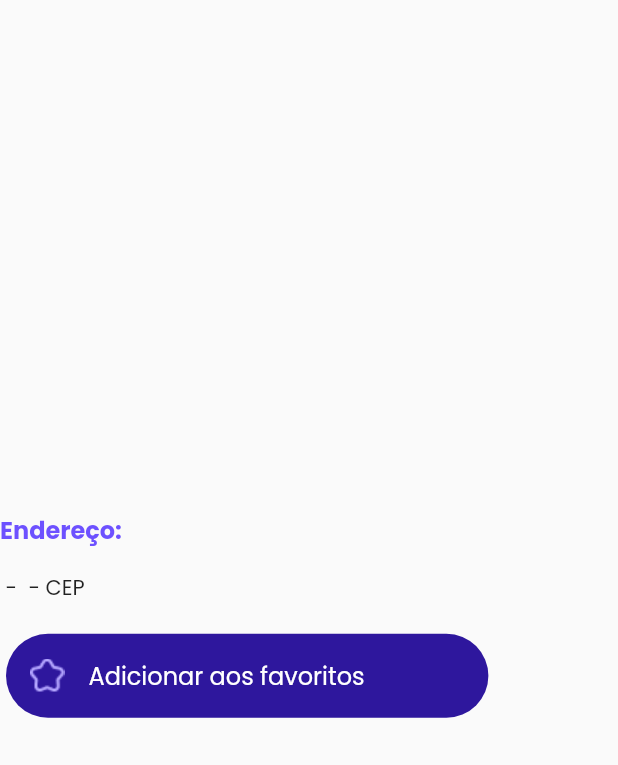
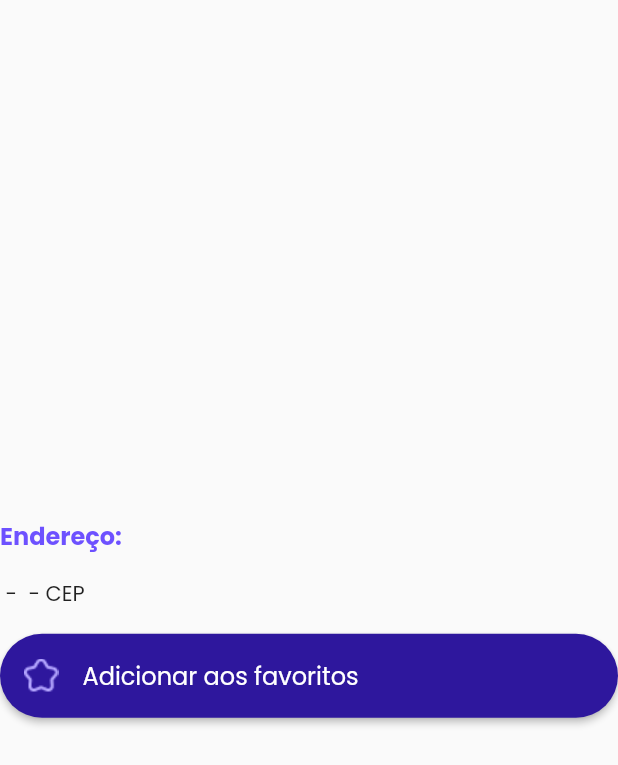
Before and after one commit to dugf/repo-mepoupe-case, a Flutter app: the AddressReturnZipcode widget shown alone on an empty page, opened directly with empty values, on a phone screen of 412 x 824 dp. Shown: the top 765 px of the screen. Run offline on Flutter 3.47's test engine with Material 2 defaults, Android fonts, the phone set to English and light mode, and no system bars; our stand-ins replace dio, mask_text_input_formatter, sqflite; accounts and stored records are empty.

Commit message:
Criado na tela favorite a persistência e exclusão de dados dos CEPs favoritos

```diff
--- a/app_mepoupe/lib/bloc/address_manager.dart
+++ b/app_mepoupe/lib/bloc/address_manager.dart
@@ -13,7 +13,7 @@ class AddressManager extends ChangeNotifier {
     final ViaCepService viaCepAddress = ViaCepService();
     try {
       final addressViaCep = await viaCepAddress.getAddressFromCEP(cep);
-      print('ENDERECO $address');
+      print('ENDERECO ${address?.zipCode}');
       address = Address(
         street: addressViaCep.logradouro,
         district: addressViaCep.bairro,
--- a/app_mepoupe/lib/main.dart
+++ b/app_mepoupe/lib/main.dart
@@ -16,7 +16,10 @@ class MyApp extends StatelessWidget {
     return MultiProvider(
       providers: [
         ChangeNotifierProvider(create: (context) => ScreenIndexProvider()),
-        ChangeNotifierProvider(create: (context) => AddressManager()),
+        ChangeNotifierProvider(
+          create: (context) => AddressManager(),
+          lazy: false,
+        ),
       ],
       child: MaterialApp(
         debugShowCheckedModeBanner: false,
--- a/app_mepoupe/lib/views/widgets/address_return_zipcode.dart
+++ b/app_mepoupe/lib/views/widgets/address_return_zipcode.dart
@@ -1,11 +1,19 @@
 import 'package:app_mepoupe/bloc/address.dart';
+import 'package:app_mepoupe/bloc/address_manager.dart';
 import 'package:flutter/material.dart';
+import 'package:provider/provider.dart';
 
-class AddressReturnZipcode extends StatelessWidget {
+class AddressReturnZipcode extends StatefulWidget {
   final Address address;
   const AddressReturnZipcode({Key? key, required this.address})
       : super(key: key);
 
+  @override
+  State<AddressReturnZipcode> createState() => _AddressReturnZipcodeState();
+}
+
+class _AddressReturnZipcodeState extends State<AddressReturnZipcode> {
+  bool? colorFavoriteZipCode = false;
   @override
   Widget build(BuildContext context) {
     final queryData = MediaQuery.of(context);
@@ -27,43 +35,59 @@ class AddressReturnZipcode extends StatelessWidget {
           Flexible(
             child: Padding(
               padding: const EdgeInsets.symmetric(vertical: 16.0),
-              child:
-                  address.complement != null && address.complement!.isNotEmpty
-                      ? Text('${address.street} '
-                          '- ${address.complement} '
-                          '- ${address.city} '
-                          '- CEP ${address.zipCode}')
-                      : Text('${address.street} '
-                          '- ${address.city} '
-                          '- CEP ${address.zipCode}'),
+              child: widget.address.complement != null &&
+                      widget.address.complement!.isNotEmpty
+                  ? Text('${widget.address.street} '
+                      '- ${widget.address.complement} '
+                      '- ${widget.address.city} '
+                      '- CEP ${widget.address.zipCode}')
+                  : Text('${widget.address.street} '
+                      '- ${widget.address.city} '
+                      '- CEP ${widget.address.zipCode}'),
             ),
           ),
-          SizedBox(
-            width: queryData.size.width * 0.8,
-            child: Card(
-              color: const Color.fromRGBO(46, 23, 157, 1),
-              elevation: 0,
-              shape: const StadiumBorder(
-                side: BorderSide(
-                  color: Colors.transparent,
-                  width: 2.0,
-                ),
-              ),
-              child: Padding(
-                padding: const EdgeInsets.symmetric(horizontal: 16.0),
+          Flexible(
+            child: SizedBox(
+              width: queryData.size.width,
+              child: ElevatedButton(
+                onPressed: () {
+                  if (Form.of(context)!.validate() &&
+                      colorFavoriteZipCode == false) {
+                    currentZipCode(context);
+                    if (widget.address.zipCode != null &&
+                        widget.address.zipCode!.isNotEmpty) {
+                      colorFavoriteZipCode = true;
+                    }
+                  }
+                },
+                style: ElevatedButton.styleFrom(
+                    primary: colorFavoriteZipCode == true
+                        ? Colors.white
+                        : const Color.fromRGBO(46, 23, 157, 1),
+                    shape: RoundedRectangleBorder(
+                      borderRadius: BorderRadius.circular(40.0),
+                    ),
+                    elevation: colorFavoriteZipCode == true ? 4 : null),
                 child: Row(
                   children: [
                     Image.asset(
-                      'assets/icons/star_stroke_icon.png',
+                      colorFavoriteZipCode == true
+                          ? 'assets/icons/colored_star_icon.png'
+                          : 'assets/icons/star_stroke_icon.png',
                       fit: BoxFit.fill,
                     ),
                     Flexible(
                       child: Container(
                         padding: const EdgeInsets.all(16),
-                        child: const FittedBox(
+                        child: FittedBox(
                           child: Text(
                             'Adicionar aos favoritos',
-                            style: TextStyle(fontSize: 16, color: Colors.white),
+                            style: TextStyle(
+                              fontSize: 16,
+                              color: colorFavoriteZipCode == true
+                                  ? Theme.of(context).primaryColor
+                                  : Colors.white,
+                            ),
                           ),
                         ),
                       ),
@@ -77,4 +101,15 @@ class AddressReturnZipcode extends StatelessWidget {
       ),
     );
   }
+
+  currentZipCode(BuildContext context) {
+    context.read<AddressManager>().addPlace(
+        widget.address.zipCode,
+        widget.address.street,
+        widget.address.number,
+        widget.address.complement,
+        widget.address.district,
+        widget.address.city,
+        widget.address.state);
+  }
 }
--- a/app_mepoupe/pubspec.yaml
+++ b/app_mepoupe/pubspec.yaml
@@ -38,6 +38,7 @@ dependencies:
   dio: ^4.0.6
   sqflite: ^2.0.3+1
   mask_text_input_formatter: ^2.4.0
+  path: ^1.8.1
 
 dev_dependencies:
   flutter_test:
```
Also changed, not shown: app_mepoupe/lib/views/screens/favorite_screen.dart (+65 -91 lines), app_mepoupe/assets/icons/colored_star_icon.png (added), app_mepoupe/pubspec.lock.
